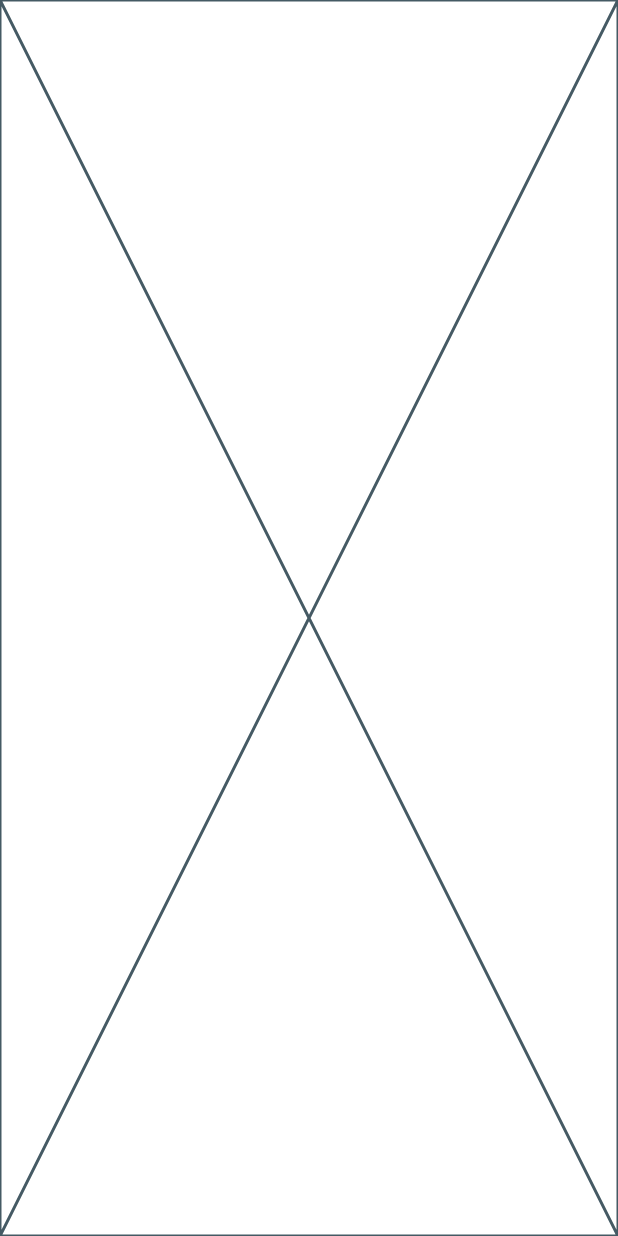
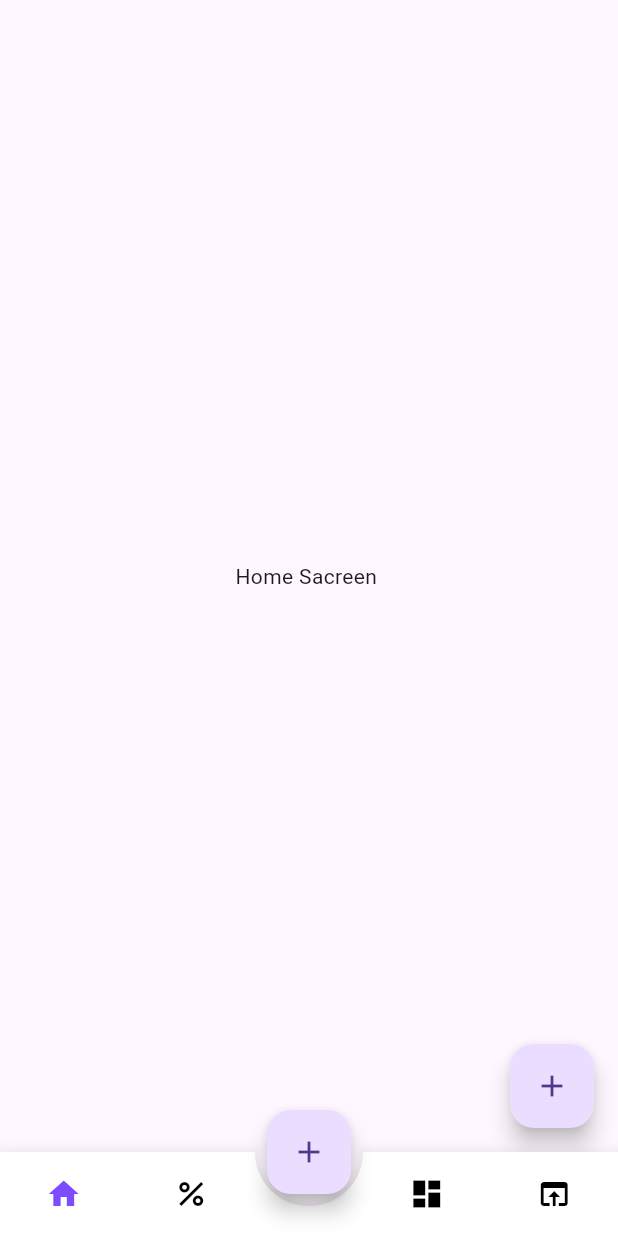
Before and after one commit to rostom17/Smart_Wallet, a Flutter app: the screen it shows after launch, on a phone screen of 412 x 824 dp. Run offline on Flutter 3.47's test engine with Material 3 defaults, Android fonts, the phone set to English and light mode, and no system bars; drawn by our look-alikes of animated_bottom_navigation_bar; our stand-ins replace connectivity_plus, dio, flutter_bloc, go_router, logger; missing offline and left inert: dio_smart_retry.

Commit message:
setup bottom nav and home screen

```diff
--- a/lib/config/app_routes.dart
+++ b/lib/config/app_routes.dart
@@ -1,16 +1,16 @@
-import 'package:flutter/widgets.dart';
 import 'package:go_router/go_router.dart';
+import 'package:smart_wallet/features/bottom_nav/presentation/screens/bottom_nav_screen.dart';
 
 class AppRoutes {
-  static const String homeScreen = "HomeScreen";
+  static const String bottomNavScreen = "BottomNavScreen";
 
   static GoRouter router = GoRouter(
     routes: <RouteBase>[
       GoRoute(
         path: '/',
-        name: homeScreen,
+        name: bottomNavScreen,
         builder: (context, state) {
-          return Placeholder();
+          return BottomNavScreen();
         },
       ),
     ],
--- /dev/null
+++ b/lib/features/bottom_nav/presentation/bloc/bottom_nav_cubit.dart
@@ -0,0 +1,7 @@
+import 'package:flutter_bloc/flutter_bloc.dart';
+
+class BottomNavCubit extends Cubit<int> {
+  BottomNavCubit() : super(0);
+
+  void onTabChanged(int index) => emit(index);
+}
--- /dev/null
+++ b/lib/features/bottom_nav/presentation/screens/bottom_nav_screen.dart
@@ -0,0 +1,48 @@
+import 'package:flutter/material.dart';
+import 'package:flutter_bloc/flutter_bloc.dart';
+import 'package:animated_bottom_navigation_bar/animated_bottom_navigation_bar.dart';
+import 'package:smart_wallet/features/bottom_nav/presentation/bloc/bottom_nav_cubit.dart';
+import 'package:smart_wallet/features/home/presentation/screens/home_screen.dart';
+
+class BottomNavScreen extends StatelessWidget {
+  BottomNavScreen({super.key});
+  final List<Widget> screens = [
+    HomeScreen(),
+    Container(color: Colors.amber),
+    Container(color: Colors.redAccent),
+    Container(color: Colors.deepPurple),
+  ];
+
+  @override
+  Widget build(BuildContext context) {
+    return BlocBuilder<BottomNavCubit, int>(
+      builder: (context, state) {
+        int currentIndex = state;
+
+        return Scaffold(
+          body: screens[currentIndex],
+          floatingActionButton: FloatingActionButton(
+
+            onPressed: () {},
+            child: Icon(Icons.add),
+          ),
+          floatingActionButtonLocation:
+              FloatingActionButtonLocation.miniCenterDocked,
+          bottomNavigationBar: AnimatedBottomNavigationBar(
+            icons: [
+              Icons.home,
+              Icons.percent,
+              Icons.dashboard,
+              Icons.open_in_browser,
+            ],
+            gapLocation: GapLocation.center,
+            activeIndex: currentIndex,
+            onTap: (index) =>
+                context.read<BottomNavCubit>().onTabChanged(index),
+          ),
+
+        );
+      },
+    );
+  }
+}
--- /dev/null
+++ b/lib/features/home/presentation/screens/home_screen.dart
@@ -0,0 +1,16 @@
+import 'package:flutter/material.dart';
+
+class HomeScreen extends StatelessWidget {
+  const HomeScreen({super.key});
+
+  @override
+  Widget build(BuildContext context) {
+    return Scaffold(
+      body: Center(child: Text("Home Sacreen ")),
+      floatingActionButton: FloatingActionButton(
+        onPressed: () {},
+        child: Icon(Icons.add),
+      ),
+    );
+  }
+}
--- a/lib/main.dart
+++ b/lib/main.dart
@@ -1,5 +1,7 @@
 import 'package:flutter/material.dart';
+import 'package:flutter_bloc/flutter_bloc.dart';
 import 'package:smart_wallet/config/app_routes.dart';
+import 'package:smart_wallet/features/bottom_nav/presentation/bloc/bottom_nav_cubit.dart';
 
 void main() {
   runApp(SmartWallet());
@@ -10,6 +12,11 @@ class SmartWallet extends StatelessWidget {
 
   @override
   Widget build(BuildContext context) {
-    return MaterialApp.router(routerConfig: AppRoutes.router,);
+    return MultiBlocProvider(
+      providers: [
+        BlocProvider<BottomNavCubit>(create: (_) => BottomNavCubit()),
+      ],
+      child: MaterialApp.router(routerConfig: AppRoutes.router),
+    );
   }
 }
--- a/pubspec.yaml
+++ b/pubspec.yaml
@@ -41,6 +41,7 @@ dependencies:
   flutter_bloc: ^9.1.1
   go_router: ^16.0.0
   get_it: ^8.0.3
+  animated_bottom_navigation_bar: ^1.4.0
 
 dev_dependencies:
   flutter_test:
```
Also changed, not shown: pubspec.lock.
